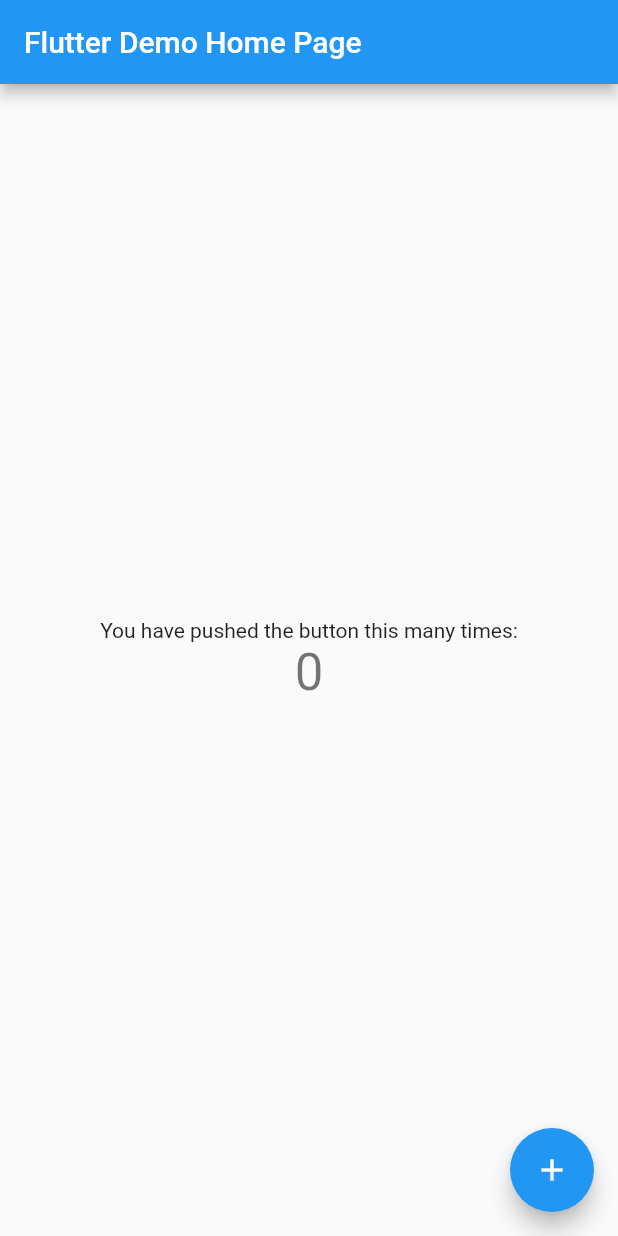
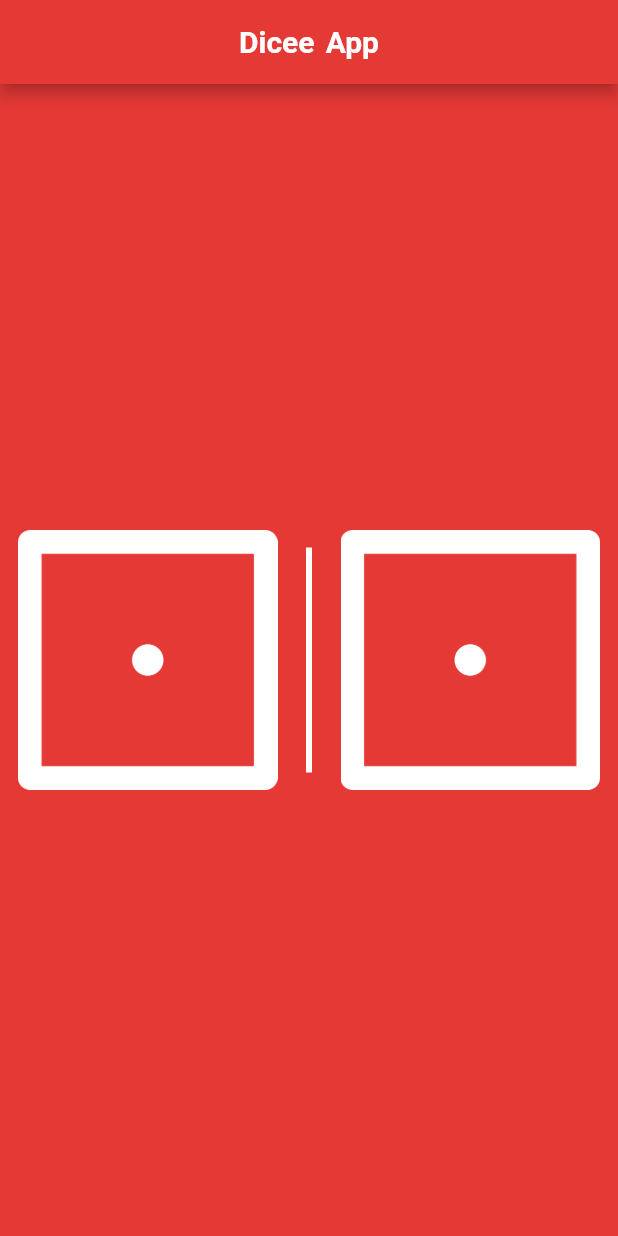
Before and after one commit to GowthamGoush/Dicee-Flutter, a Flutter app: the screen it shows after launch, on a phone screen of 412 x 824 dp. Run offline on Flutter 3.47's test engine with Material 2 defaults, Android fonts, the phone set to English and light mode, and no system bars.

Commit message:
Initial UI customization

```diff
--- a/lib/main.dart
+++ b/lib/main.dart
@@ -1,113 +1,61 @@
 import 'package:flutter/material.dart';
 
 void main() {
-  runApp(MyApp());
+  runApp(MaterialApp(
+    home: Scaffold(
+      backgroundColor: Colors.red.shade600,
+      appBar: AppBar(
+        backgroundColor: Colors.red.shade600,
+        title: Center(
+          child: Text(
+            'Dicee App',
+            textAlign: TextAlign.center,
+            style: TextStyle(
+              fontWeight: FontWeight.bold,
+              wordSpacing: 2.5,
+            ),
+          ),
+        ),
+      ),
+      body: DiceApp(),
+    ),
+  ));
 }
 
-class MyApp extends StatelessWidget {
-  // This widget is the root of your application.
+class DiceApp extends StatelessWidget {
   @override
   Widget build(BuildContext context) {
-    return MaterialApp(
-      title: 'Flutter Demo',
-      theme: ThemeData(
-        // This is the theme of your application.
-        //
-        // Try running your application with "flutter run". You'll see the
-        // application has a blue toolbar. Then, without quitting the app, try
-        // changing the primarySwatch below to Colors.green and then invoke
-        // "hot reload" (press "r" in the console where you ran "flutter run",
-        // or simply save your changes to "hot reload" in a Flutter IDE).
-        // Notice that the counter didn't reset back to zero; the application
-        // is not restarted.
-        primarySwatch: Colors.blue,
+    return Container(
+      child: Center(
+        child: Row(
+          children: [
+            Expanded(
+                flex: 1,
+                child: Padding(
+                  padding: EdgeInsets.all(12.0),
+                  child: Image(
+                    image: AssetImage('images/dice1.png'),
+                  ),
+                )),
+            SizedBox(
+              width: 18.0,
+              height: 150.0,
+              child: VerticalDivider(
+                thickness: 4.0,
+                color: Colors.white,
+              ),
+            ),
+            Expanded(
+                flex: 1,
+                child: Padding(
+                  padding: EdgeInsets.all(12.0),
+                  child: Image(
+                    image: AssetImage('images/dice1.png'),
+                  ),
+                ))
+          ],
+        ),
       ),
-      home: MyHomePage(title: 'Flutter Demo Home Page'),
     );
   }
 }
-
-class MyHomePage extends StatefulWidget {
-  MyHomePage({Key? key, required this.title}) : super(key: key);
-
-  // This widget is the home page of your application. It is stateful, meaning
-  // that it has a State object (defined below) that contains fields that affect
-  // how it looks.
-
-  // This class is the configuration for the state. It holds the values (in this
-  // case the title) provided by the parent (in this case the App widget) and
-  // used by the build method of the State. Fields in a Widget subclass are
-  // always marked "final".
-
-  final String title;
-
-  @override
-  _MyHomePageState createState() => _MyHomePageState();
-}
-
-class _MyHomePageState extends State<MyHomePage> {
-  int _counter = 0;
-
-  void _incrementCounter() {
-    setState(() {
-      // This call to setState tells the Flutter framework that something has
-      // changed in this State, which causes it to rerun the build method below
-      // so that the display can reflect the updated values. If we changed
-      // _counter without calling setState(), then the build method would not be
-      // called again, and so nothing would appear to happen.
-      _counter++;
-    });
-  }
-
-  @override
-  Widget build(BuildContext context) {
-    // This method is rerun every time setState is called, for instance as done
-    // by the _incrementCounter method above.
-    //
-    // The Flutter framework has been optimized to make rerunning build methods
-    // fast, so that you can just rebuild anything that needs updating rather
-    // than having to individually change instances of widgets.
-    return Scaffold(
-      appBar: AppBar(
-        // Here we take the value from the MyHomePage object that was created by
-        // the App.build method, and use it to set our appbar title.
-        title: Text(widget.title),
-      ),
-      body: Center(
-        // Center is a layout widget. It takes a single child and positions it
-        // in the middle of the parent.
-        child: Column(
-          // Column is also a layout widget. It takes a list of children and
-          // arranges them vertically. By default, it sizes itself to fit its
-          // children horizontally, and tries to be as tall as its parent.
-          //
-          // Invoke "debug painting" (press "p" in the console, choose the
-          // "Toggle Debug Paint" action from the Flutter Inspector in Android
-          // Studio, or the "Toggle Debug Paint" command in Visual Studio Code)
-          // to see the wireframe for each widget.
-          //
-          // Column has various properties to control how it sizes itself and
-          // how it positions its children. Here we use mainAxisAlignment to
-          // center the children vertically; the main axis here is the vertical
-          // axis because Columns are vertical (the cross axis would be
-          // horizontal).
-          mainAxisAlignment: MainAxisAlignment.center,
-          children: <Widget>[
-            Text(
-              'You have pushed the button this many times:',
-            ),
-            Text(
-              '$_counter',
-              style: Theme.of(context).textTheme.headline4,
-            ),
-          ],
-        ),
-      ),
-      floatingActionButton: FloatingActionButton(
-        onPressed: _incrementCounter,
-        tooltip: 'Increment',
-        child: Icon(Icons.add),
-      ), // This trailing comma makes auto-formatting nicer for build methods.
-    );
-  }
-}
```
